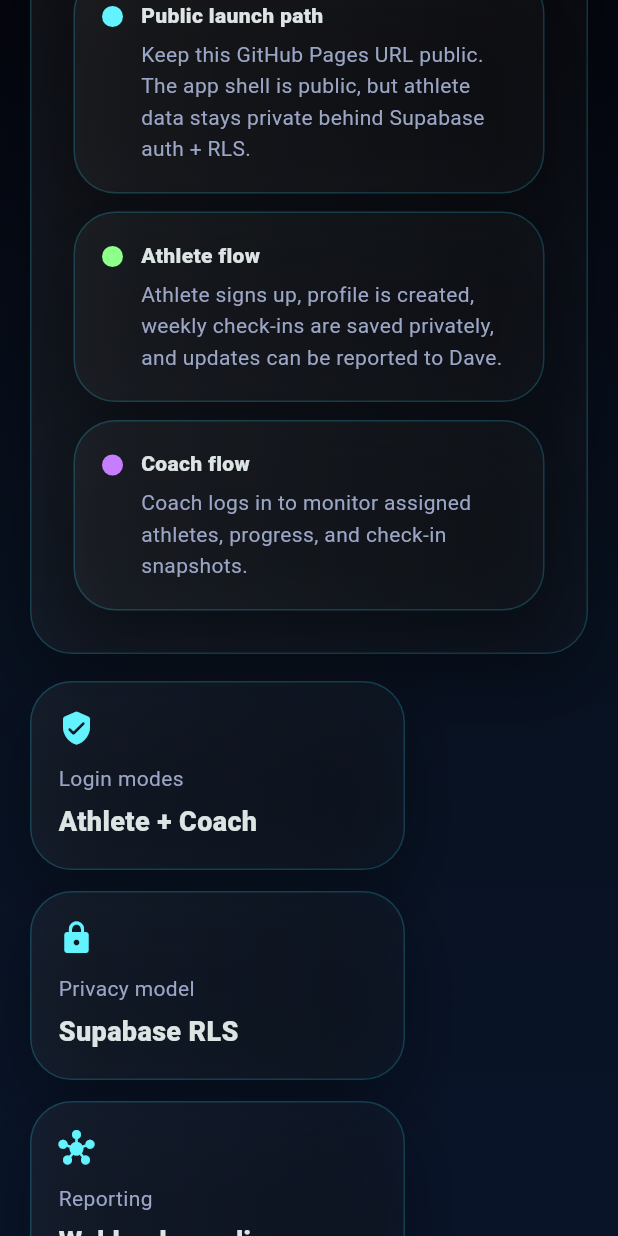
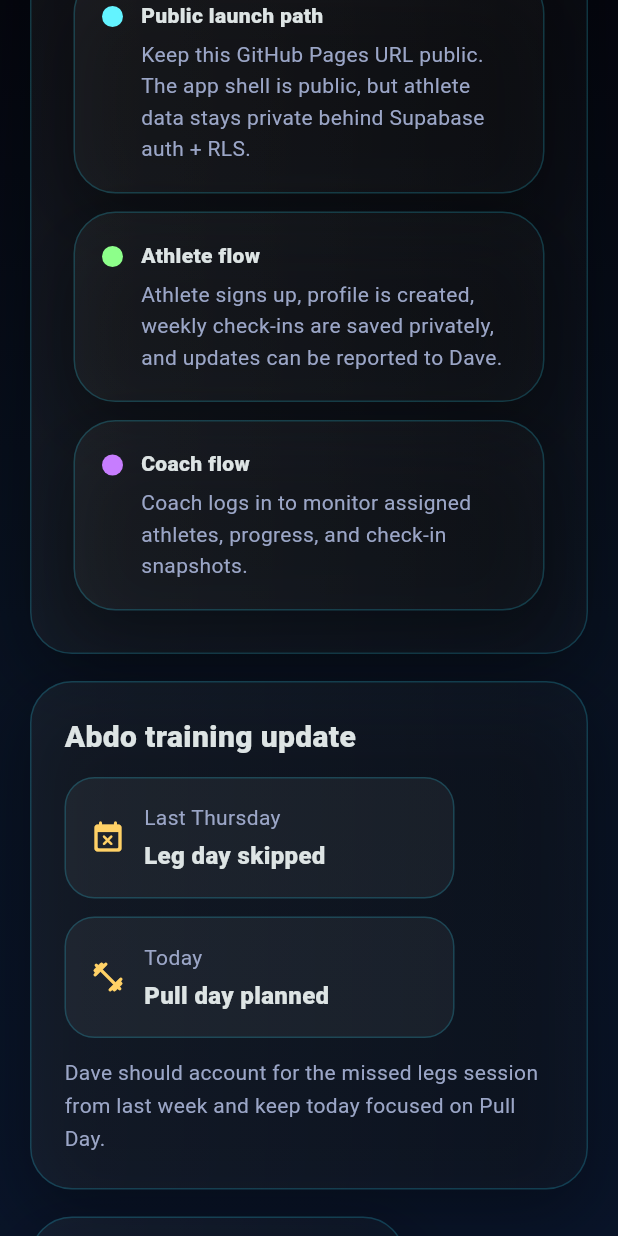
Before and after one commit to Eltaweeel/dave-the-coach-flutter, a Flutter app: the screen it shows after launch, scrolled down 576 dp, on a phone screen of 412 x 824 dp. Run offline on Flutter 3.47's test engine with Material 3 defaults, Android fonts, the light colour scheme and no system bars; our stand-ins replace go_router, supabase_flutter; accounts and stored records are empty.

Commit message:
Update Abdo training status

```diff
--- a/lib/features/public/presentation/public_landing_screen.dart
+++ b/lib/features/public/presentation/public_landing_screen.dart
@@ -146,6 +146,48 @@ class PublicLandingScreen extends StatelessWidget {
                             ],
                           );
                         },
+                      ),
+                    ),
+                    const SizedBox(height: 18),
+                    Container(
+                      padding: const EdgeInsets.all(22),
+                      decoration: _panelDecoration(),
+                      child: const Column(
+                        crossAxisAlignment: CrossAxisAlignment.start,
+                        children: [
+                          Text(
+                            'Abdo training update',
+                            style: TextStyle(
+                              fontWeight: FontWeight.w800,
+                              fontSize: 20,
+                            ),
+                          ),
+                          SizedBox(height: 12),
+                          Wrap(
+                            spacing: 12,
+                            runSpacing: 12,
+                            children: [
+                              _UpdatePill(
+                                label: 'Last Thursday',
+                                value: 'Leg day skipped',
+                                icon: Icons.event_busy_rounded,
+                              ),
+                              _UpdatePill(
+                                label: 'Today',
+                                value: 'Pull day planned',
+                                icon: Icons.fitness_center_rounded,
+                              ),
+                            ],
+                          ),
+                          SizedBox(height: 12),
+                          Text(
+                            'Dave should account for the missed legs session from last week and keep today focused on Pull Day.',
+                            style: TextStyle(
+                              color: Color(0xFF9BA6C7),
+                              height: 1.55,
+                            ),
+                          ),
+                        ],
                       ),
                     ),
                     const SizedBox(height: 18),
@@ -326,3 +368,50 @@ class PublicLandingScreen extends StatelessWidget {
     );
   }
 }
+
+class _UpdatePill extends StatelessWidget {
+  const _UpdatePill({
+    required this.label,
+    required this.value,
+    required this.icon,
+  });
+
+  final String label;
+  final String value;
+  final IconData icon;
+
+  @override
+  Widget build(BuildContext context) {
+    return Container(
+      width: 260,
+      padding: const EdgeInsets.all(16),
+      decoration: BoxDecoration(
+        color: Colors.white.withValues(alpha: 0.05),
+        borderRadius: BorderRadius.circular(20),
+        border: Border.all(color: const Color(0x3328E0FF)),
+      ),
+      child: Row(
+        children: [
+          Icon(icon, color: const Color(0xFFFFD166)),
+          const SizedBox(width: 12),
+          Expanded(
+            child: Column(
+              crossAxisAlignment: CrossAxisAlignment.start,
+              children: [
+                Text(label, style: const TextStyle(color: Color(0xFF9BA6C7))),
+                const SizedBox(height: 4),
+                Text(
+                  value,
+                  style: const TextStyle(
+                    fontWeight: FontWeight.w800,
+                    fontSize: 16,
+                  ),
+                ),
+              ],
+            ),
+          ),
+        ],
+      ),
+    );
+  }
+}
```
Also changed, not shown: 1 other file.
